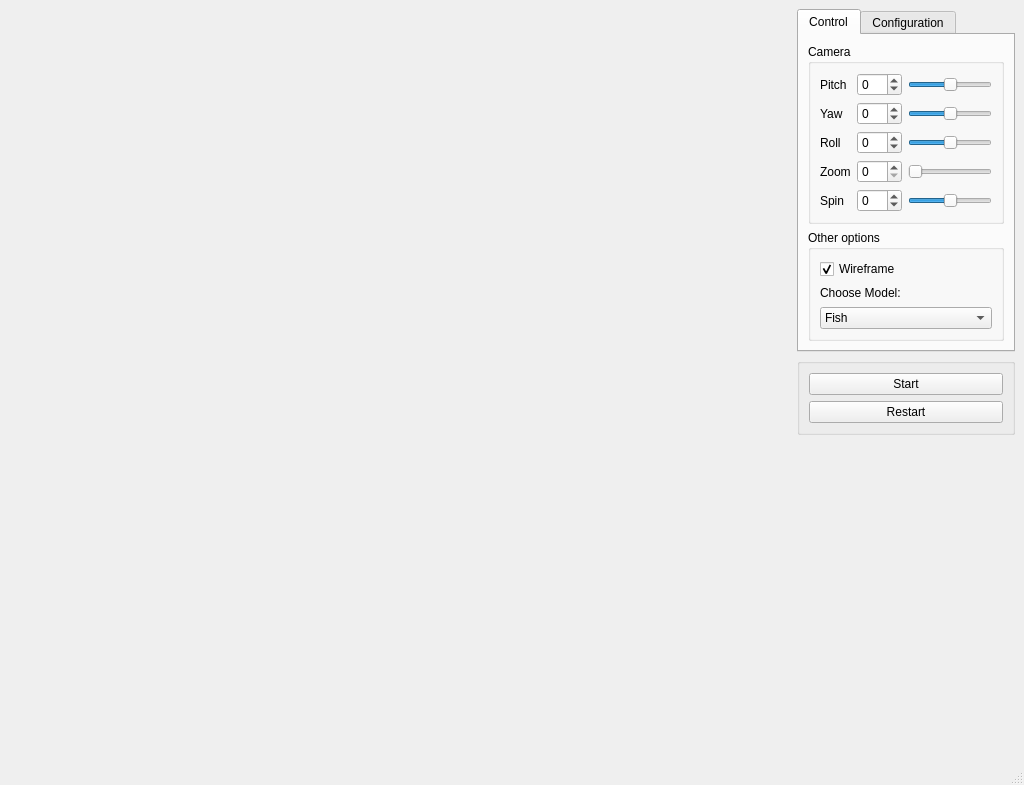
Old version of the form ui/mainwindow.ui in the repository sora-M31/QAnt.
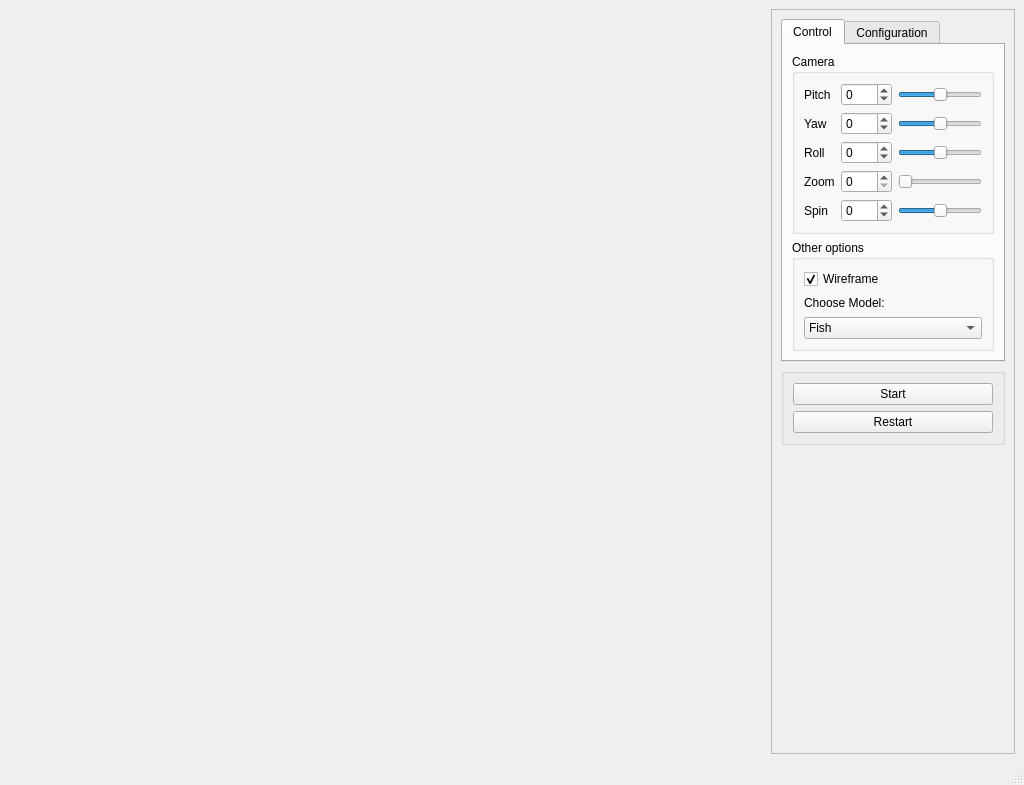
New version of the form.

Commit message:
Changed ui and add some debugging infomation
1.Changed spin range
2.Added area slider
3.Added some debugging output

Diff of the .ui file:
```diff
--- a/ui/mainwindow.ui
+++ b/ui/mainwindow.ui
@@ -28,7 +28,31 @@
       </property>
      </spacer>
     </item>
-    <item row="0" column="2">
+    <item row="0" column="1">
+     <widget class="QScrollArea" name="scrollArea">
+      <property name="enabled">
+       <bool>true</bool>
+      </property>
+      <property name="sizePolicy">
+       <sizepolicy hsizetype="Preferred" vsizetype="MinimumExpanding">
+        <horstretch>0</horstretch>
+        <verstretch>0</verstretch>
+       </sizepolicy>
+      </property>
+      <property name="widgetResizable">
+       <bool>true</bool>
+      </property>
+      <widget class="QWidget" name="scrollAreaWidgetContents">
+       <property name="geometry">
+        <rect>
+         <x>0</x>
+         <y>0</y>
+         <width>275</width>
+         <height>716</height>
+        </rect>
+       </property>
+       <layout class="QGridLayout" name="gridLayout_6">
+        <item row="0" column="0">
      <widget class="QTabWidget" name="tabWidget">
       <property name="enabled">
        <bool>true</bool>
@@ -193,7 +217,10 @@
            <item row="4" column="3">
             <widget class="QSlider" name="m_spinSlider">
              <property name="minimum">
-              <number>-99</number>
+                  <number>-180</number>
+                 </property>
+                 <property name="maximum">
+                  <number>180</number>
              </property>
              <property name="orientation">
               <enum>Qt::Horizontal</enum>
@@ -265,7 +292,10 @@
            <item row="4" column="2">
             <widget class="QSpinBox" name="m_spinBox">
              <property name="minimum">
-              <number>-99</number>
+                  <number>-180</number>
+                 </property>
+                 <property name="maximum">
+                  <number>180</number>
              </property>
             </widget>
            </item>
@@ -364,7 +394,7 @@
       </widget>
      </widget>
     </item>
-    <item row="1" column="2">
+        <item row="1" column="0">
      <widget class="QGroupBox" name="groupBox">
       <property name="title">
        <string/>
@@ -387,7 +417,7 @@
       </layout>
      </widget>
     </item>
-    <item row="2" column="2">
+        <item row="2" column="0">
      <spacer name="verticalSpacer_2">
       <property name="orientation">
        <enum>Qt::Vertical</enum>
@@ -399,6 +429,10 @@
        </size>
       </property>
      </spacer>
+        </item>
+       </layout>
+      </widget>
+     </widget>
     </item>
    </layout>
   </widget>
```
Lines whose indentation alone changed are shown as unchanged. The commit also changes 4 other files.
